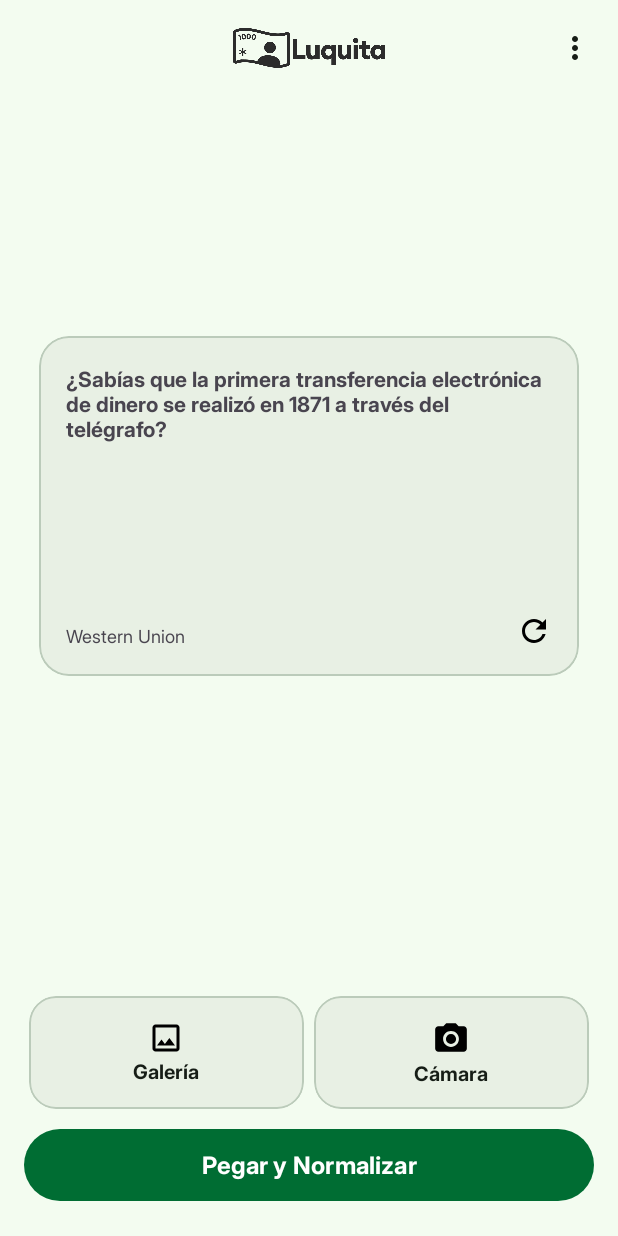
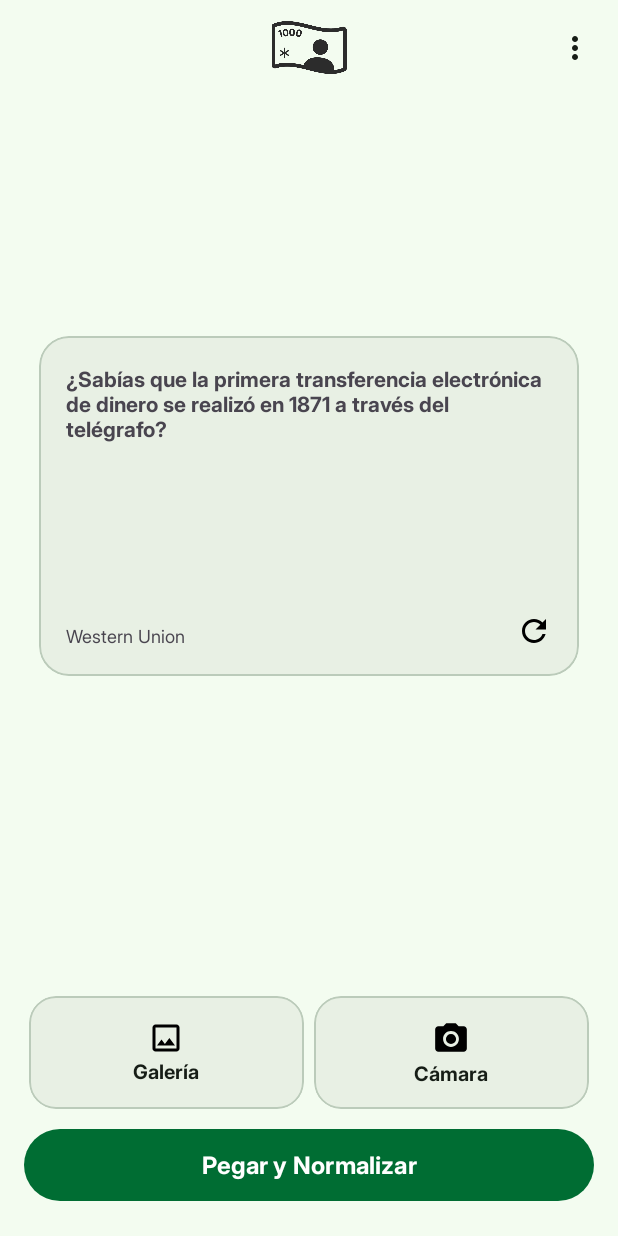
Before and after one commit to vhodacl/Luquita, an Android app: the Inicio screen opened directly, with no data from a screen before it, on a phone screen of 412 x 824 dp. Run offline under Robolectric (Android 15) with nearby library versions, the phone set to English and light mode, and no system bars.

Commit message:
update logo

```diff
--- a/app/build.gradle
+++ b/app/build.gradle
@@ -23,8 +23,8 @@
         applicationId "com.vhoda.luquita"
         minSdkVersion 23
         targetSdk 34
-        versionCode 2
-        versionName "1.1"
+        versionCode 3
+        versionName "1.2"
 
         testInstrumentationRunner "androidx.test.runner.AndroidJUnitRunner"
     }
--- a/app/src/main/res/layout/activity_how_it_works.xml
+++ b/app/src/main/res/layout/activity_how_it_works.xml
@@ -26,7 +26,7 @@
                 android:layout_height="60dp"
                 android:layout_gravity="center"
                 android:scaleType="fitCenter"
-                android:src="@drawable/luquitalogocompleto" />
+                android:src="@drawable/luquitaloguitoapp" />
 
         </androidx.appcompat.widget.Toolbar>
 
--- a/app/src/main/res/layout/activity_inicio.xml
+++ b/app/src/main/res/layout/activity_inicio.xml
@@ -17,9 +17,9 @@
         <ImageView
             android:id="@+id/toolbar_image"
             android:layout_width="104dp"
-            android:layout_height="40dp"
+            android:layout_height="50dp"
             android:contentDescription="@string/app_name"
-            android:src="@drawable/luquitalogocompleto"
+            android:src="@drawable/luquitaloguitoapp"
             android:scaleType="fitCenter"
             android:layout_gravity="center"/>
 
--- a/app/src/main/res/layout/activity_paste_normalize.xml
+++ b/app/src/main/res/layout/activity_paste_normalize.xml
@@ -24,7 +24,7 @@
             android:layout_gravity="center"
             android:contentDescription="@string/app_name"
             android:scaleType="fitCenter"
-            android:src="@drawable/luquitalogocompleto" />
+            android:src="@drawable/luquitaloguitoapp" />
     </com.google.android.material.appbar.MaterialToolbar>
 
     <ScrollView
--- a/app/src/main/res/layout/activity_result.xml
+++ b/app/src/main/res/layout/activity_result.xml
@@ -30,7 +30,7 @@
             android:layout_gravity="center"
             android:contentDescription="@string/app_name"
             android:scaleType="fitCenter"
-            android:src="@drawable/luquitalogocompleto"
+            android:src="@drawable/luquitaloguitoapp"
             app:cardBackgroundColor="@color/md_theme_tertiary" />
     </com.google.android.material.appbar.MaterialToolbar>
 
```
